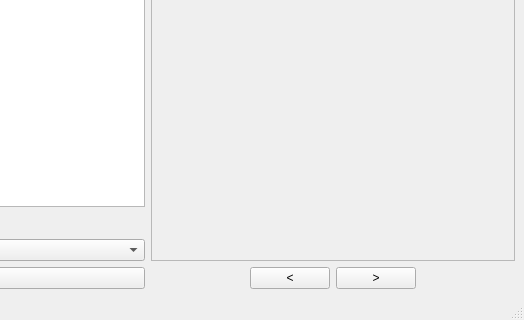
This is SpriteSheetGenerator/src/SSGeneratorUI.ui in VgTajdd/ss_generator as Qt 5 draws it before an edit; both pictures show x 228 to 752 and y 138 to 458 of the 752 by 458 pixel window. The edited form follows.
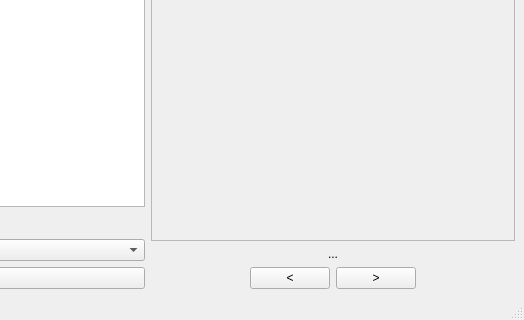
This is the edited form.

Commit message: Add label for atlas name in SSGeneratorUI

```diff
--- a/SpriteSheetGenerator/src/SSGeneratorUI.ui
+++ b/SpriteSheetGenerator/src/SSGeneratorUI.ui
@@ -83,12 +83,22 @@
            <x>0</x>
            <y>0</y>
            <width>358</width>
-           <height>363</height>
+           <height>344</height>
           </rect>
          </property>
         </widget>
        </widget>
       </item>
+      <item>
+       <widget class="QLabel" name="atlasNameLabel">
+        <property name="text">
+         <string>...</string>
+        </property>
+        <property name="alignment">
+         <set>Qt::AlignCenter</set>
+        </property>
+       </widget>
+      </item>
       <item>
        <layout class="QHBoxLayout" name="horizontalLayout_2">
         <property name="sizeConstraint">
```
The commit also changes 1 other file.
